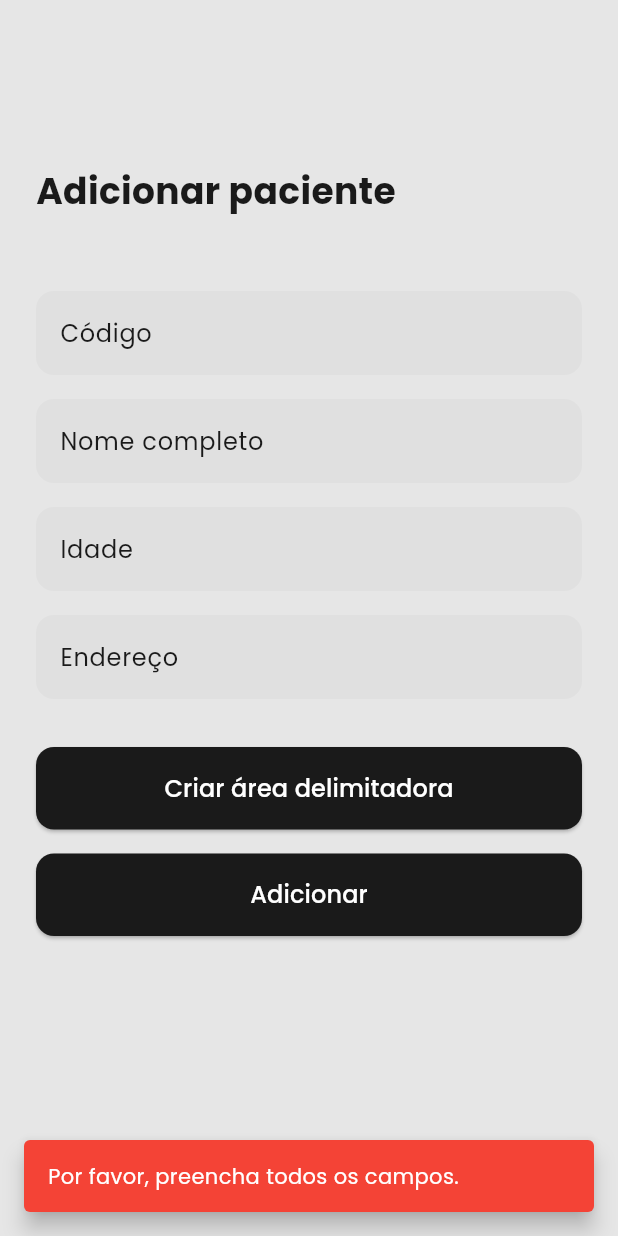
After one commit to dienikwi/monitorapp, a Flutter app: the CadastroPacientePage screen opened directly, after a tap on "Adicionar", on a phone screen of 412 x 824 dp. The commit adds this screen. Run offline on Flutter 3.47's test engine with Material 3 defaults, Android fonts, the phone set to English and light mode, and no system bars; our stand-ins replace cloud_firestore, firebase_auth, firebase_core, google_fonts; accounts and stored records are empty.

Commit message:
Cadastro de pacientes

```diff
--- a/app_cuidador/lib/components/custom_textfield.dart
+++ b/app_cuidador/lib/components/custom_textfield.dart
@@ -5,12 +5,14 @@ class CustomTextField extends StatelessWidget {
   final String hintText;
   final bool obscureText;
   final TextEditingController controller;
+  final TextInputType keyboardType;
 
   const CustomTextField({
     super.key,
     required this.hintText,
     required this.controller,
     this.obscureText = false,
+    this.keyboardType = TextInputType.text,
   });
 
   @override
@@ -18,6 +20,7 @@ class CustomTextField extends StatelessWidget {
     return TextField(
       controller: controller,
       obscureText: obscureText,
+      keyboardType: keyboardType,
       style: const TextStyle(color: AppColors.textoEBotao),
       decoration: InputDecoration(
         hintText: hintText,
--- /dev/null
+++ b/app_cuidador/lib/pages/cadastro_paciente_page.dart
@@ -0,0 +1,151 @@
+import 'package:app_cuidador/service/paciente_service.dart';
+import 'package:flutter/material.dart';
+import '../components/custom_button.dart';
+import '../components/custom_textfield.dart';
+import '../utils/colors.dart';
+
+class CadastroPacientePage extends StatefulWidget {
+  const CadastroPacientePage({super.key});
+
+  @override
+  State<CadastroPacientePage> createState() => _CadastroPacientePageState();
+}
+
+class _CadastroPacientePageState extends State<CadastroPacientePage> {
+  final TextEditingController nomeController = TextEditingController();
+  final TextEditingController idadeController = TextEditingController();
+  final TextEditingController enderecoController = TextEditingController();
+  final TextEditingController codigoController = TextEditingController();
+
+  bool _carregando = false;
+
+  void _mostrarAlerta(BuildContext context, String mensagem) {
+    final snackBar = SnackBar(
+      content: Text(
+        mensagem,
+        style: const TextStyle(color: Colors.white),
+      ),
+      backgroundColor: Colors.red,
+      behavior: SnackBarBehavior.floating,
+      margin: const EdgeInsets.all(16),
+      duration: const Duration(seconds: 3),
+    );
+
+    ScaffoldMessenger.of(context).showSnackBar(snackBar);
+  }
+
+  void _adicionarPaciente() async {
+    final nome = nomeController.text.trim();
+    final idade = idadeController.text.trim();
+    final endereco = enderecoController.text.trim();
+    final codigo = codigoController.text.trim();
+
+    if (nome.isEmpty || idade.isEmpty || endereco.isEmpty || codigo.isEmpty) {
+      _mostrarAlerta(context, 'Por favor, preencha todos os campos.');
+      return;
+    }
+
+    setState(() => _carregando = true);
+
+    final erro = await PacienteService().adicionarPaciente(
+      nome: nome,
+      idade: idade,
+      endereco: endereco,
+      codigo: codigo,
+    );
+
+    setState(() => _carregando = false);
+
+    if (!mounted) return;
+
+    if (erro == null) {
+      Navigator.pop(context);
+      ScaffoldMessenger.of(context).showSnackBar(
+        const SnackBar(
+          content: Text('Paciente adicionado com sucesso!',
+              style: TextStyle(color: Colors.white)),
+          backgroundColor: Colors.green,
+          behavior: SnackBarBehavior.floating,
+          margin: EdgeInsets.all(16),
+        ),
+      );
+    } else {
+      _mostrarAlerta(context, erro);
+    }
+  }
+
+  @override
+  Widget build(BuildContext context) {
+    return Stack(
+      children: [
+        Scaffold(
+          backgroundColor: AppColors.fundo,
+          body: SingleChildScrollView(
+            padding: const EdgeInsets.symmetric(horizontal: 24, vertical: 60),
+            child: Column(
+              crossAxisAlignment: CrossAxisAlignment.start,
+              children: [
+                const SizedBox(height: 50),
+                const Text(
+                  'Adicionar paciente',
+                  style: TextStyle(
+                    fontSize: 24,
+                    fontWeight: FontWeight.bold,
+                    color: AppColors.textoEBotao,
+                  ),
+                ),
+                const SizedBox(height: 50),
+                CustomTextField(
+                  hintText: 'Código',
+                  controller: codigoController,
+                  obscureText: false,
+                ),
+                const SizedBox(height: 16),
+                CustomTextField(
+                  hintText: 'Nome completo',
+                  controller: nomeController,
+                  obscureText: false,
+                ),
+                const SizedBox(height: 16),
+                CustomTextField(
+                  hintText: 'Idade',
+                  controller: idadeController,
+                  obscureText: false,
+                  keyboardType: TextInputType.number,
+                ),
+                const SizedBox(height: 16),
+                CustomTextField(
+                  hintText: 'Endereço',
+                  controller: enderecoController,
+                  obscureText: false,
+                ),
+                const SizedBox(height: 32),
+                CustomButton(
+                  texto: 'Criar área delimitadora',
+                  onPressed: () {
+                    // lógica futura
+                  },
+                ),
+                const SizedBox(height: 16),
+                CustomButton(
+                  texto: 'Adicionar',
+                  onPressed: _carregando ? () {} : _adicionarPaciente,
+                ),
+              ],
+            ),
+          ),
+        ),
+        if (_carregando)
+          Container(
+            color: Colors.black54,
+            child: const Center(
+              child: CircularProgressIndicator(
+                valueColor: AlwaysStoppedAnimation<Color>(
+                    Color.fromARGB(255, 0, 164, 197)),
+              ),
+            ),
+          ),
+      ],
+    );
+  }
+}
--- a/app_cuidador/lib/pages/listagem_pacientes_page.dart
+++ b/app_cuidador/lib/pages/listagem_pacientes_page.dart
@@ -1,14 +1,21 @@
 import 'package:flutter/material.dart';
 import 'package:firebase_auth/firebase_auth.dart';
 import '../utils/colors.dart';
+import 'cadastro_paciente_page.dart';
 
 class ListagemPacientesPage extends StatelessWidget {
   const ListagemPacientesPage({super.key});
 
   void _logout(BuildContext context) async {
     await FirebaseAuth.instance.signOut();
+    Navigator.pushReplacementNamed(context, '/login');
+  }
 
-    Navigator.pushReplacementNamed(context, '/login');
+  void _abrirCadastroPaciente(BuildContext context) {
+    Navigator.push(
+      context,
+      MaterialPageRoute(builder: (context) => const CadastroPacientePage()),
+    );
   }
 
   @override
@@ -31,6 +38,11 @@ class ListagemPacientesPage extends StatelessWidget {
           style: TextStyle(fontSize: 20, color: AppColors.textoEBotao),
         ),
       ),
+      floatingActionButton: FloatingActionButton(
+        backgroundColor: AppColors.textoEBotao,
+        child: const Icon(Icons.add, color: Colors.white),
+        onPressed: () => _abrirCadastroPaciente(context),
+      ),
     );
   }
 }
--- a/app_cuidador/lib/service/auth_service.dart
+++ b/app_cuidador/lib/service/auth_service.dart
@@ -16,12 +16,10 @@ class AuthService {
         password: senha,
       );
 
-      await _firestore.collection('usuarios').doc(cred.user!.uid).set({
-        'uid': cred.user!.uid,
-        'nome': nome,
-        'email': email,
-        'criado_em': Timestamp.now(),
-      });
+      await _firestore
+          .collection('usuarios')
+          .doc(cred.user!.uid)
+          .set({'uid': cred.user!.uid, 'nome': nome, 'email': email});
 
       return null; // Sucesso
     } on FirebaseAuthException catch (e) {
--- /dev/null
+++ b/app_cuidador/lib/service/paciente_service.dart
@@ -0,0 +1,34 @@
+import 'package:cloud_firestore/cloud_firestore.dart';
+import 'package:firebase_auth/firebase_auth.dart';
+
+class PacienteService {
+  final FirebaseFirestore _firestore = FirebaseFirestore.instance;
+  final FirebaseAuth _auth = FirebaseAuth.instance;
+
+  Future<String?> adicionarPaciente({
+    required String nome,
+    required String idade,
+    required String endereco,
+    required String codigo,
+  }) async {
+    try {
+      final uid = _auth.currentUser?.uid;
+      if (uid == null) return 'Usuário não autenticado.';
+
+      await _firestore
+          .collection('usuarios')
+          .doc(uid)
+          .collection('pacientes')
+          .add({
+        'nome': nome,
+        'idade': idade,
+        'endereco': endereco,
+        'codigo': codigo,
+      });
+
+      return null;
+    } catch (e) {
+      return 'Erro ao adicionar paciente: ${e.toString()}';
+    }
+  }
+}
```
